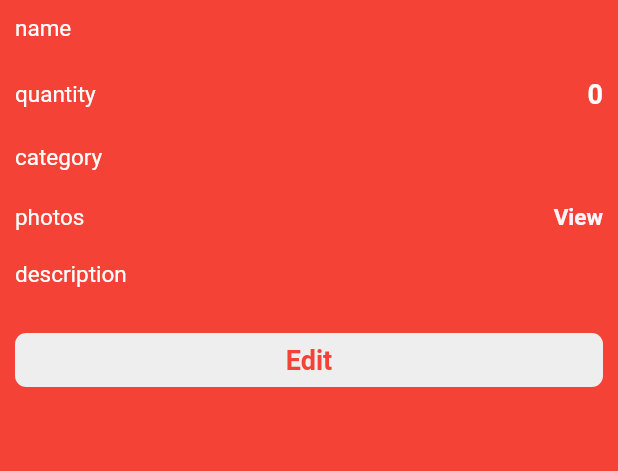
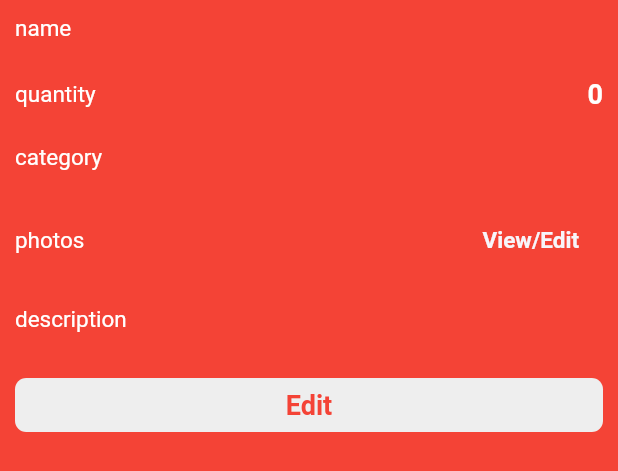
Before and after one commit to eimlav/nomadic, a Flutter app: the ChecklistViewBottomSheet widget shown alone on an empty page, opened directly with empty values, on a phone screen of 412 x 824 dp. Shown: the top 471 px of the screen. Run offline on Flutter 3.47's test engine with Material 2 defaults, Android fonts, the phone set to English and light mode, and no system bars; our stand-ins replace connectivity, csv, flutter_image_compress, flutter_spinkit, image_picker, photo_view and 1 more; accounts and stored records are empty; network calls fail; Roboto replaces fonts that are missing (Montserrat).

Commit message:
Minor UI changes

```diff
--- a/lib/ui/widgets/checklist_add_bottomsheet.dart
+++ b/lib/ui/widgets/checklist_add_bottomsheet.dart
@@ -45,6 +45,11 @@ class _ChecklistAddBottomSheetState extends State<ChecklistAddBottomSheet> {
           child: Column(
             crossAxisAlignment: CrossAxisAlignment.stretch,
             children: <Widget>[
+              Text(
+                'add checklist item',
+                style: Styles.headerLargeContrast,
+                textAlign: TextAlign.center,
+              ),
               TextFormField(
                 style: Styles.textFormFieldInputContrast,
                 decoration: InputDecoration(
--- a/lib/ui/widgets/checklist_view_bottomsheet.dart
+++ b/lib/ui/widgets/checklist_view_bottomsheet.dart
@@ -81,17 +81,16 @@ class _ChecklistViewBottomSheetState extends State<ChecklistViewBottomSheet> {
                 Container(
                     width: headingWidth,
                     child: Text('photos', style: Styles.textSmallContrast)),
-                Expanded(
-                    child: InkWell(
-                        onTap: () => {
+                FlatButton(
+                    onPressed: () => {
                           Navigator.pushNamed(
                               context, RoutePaths.ChecklistPhoto,
                               arguments: widget.checklistItem)
                         },
-                        child: Text("View",
+                    child: Text("View/Edit",
                         style: Styles.textLink,
                         overflow: TextOverflow.ellipsis,
-                            textAlign: TextAlign.right))),
+                        textAlign: TextAlign.right)),
               ],
             ),
             UIHelper.verticalSpaceMedium,
```
Lines whose indentation alone changed are shown as unchanged.
